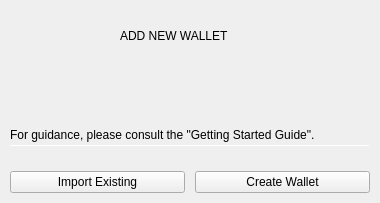
Old version of the form BlockSettleUILib/NewWalletDialog.ui in the repository BlockSettle/terminal.
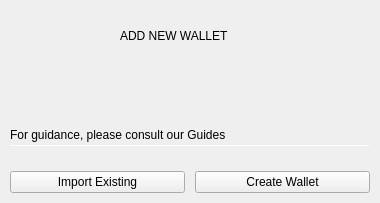
New version of the form. Icons and pictures are not drawn.

What changed in the file:
```diff
--- a/BlockSettleUILib/NewWalletDialog.ui
+++ b/BlockSettleUILib/NewWalletDialog.ui
@@ -134,7 +134,7 @@
          </sizepolicy>
         </property>
         <property name="text">
-         <string>For guidance, please consult the &quot;Getting Started Guide&quot;.</string>
+         <string>For guidance, please consult our Guides</string>
         </property>
         <property name="textFormat">
          <enum>Qt::RichText</enum>
```
Left out of the diff: 9 changed lines with no effect on the pictures.
